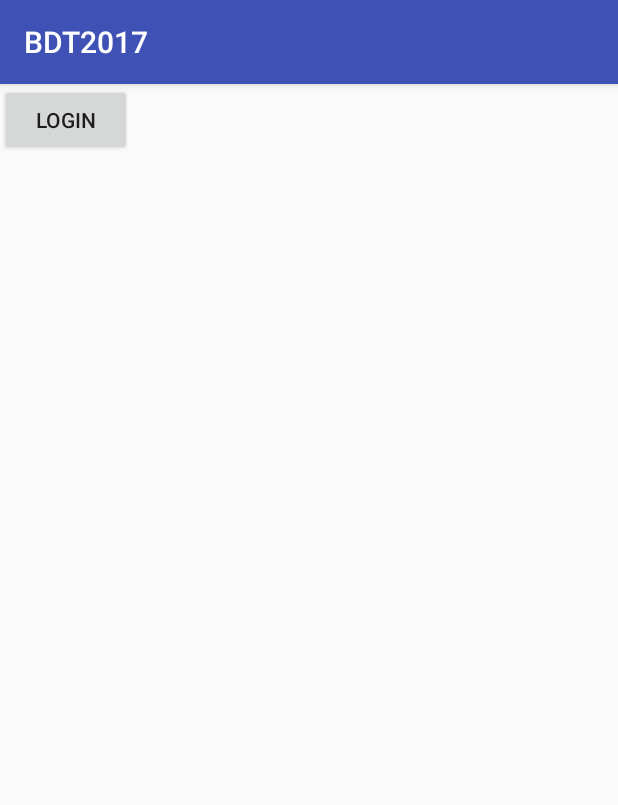
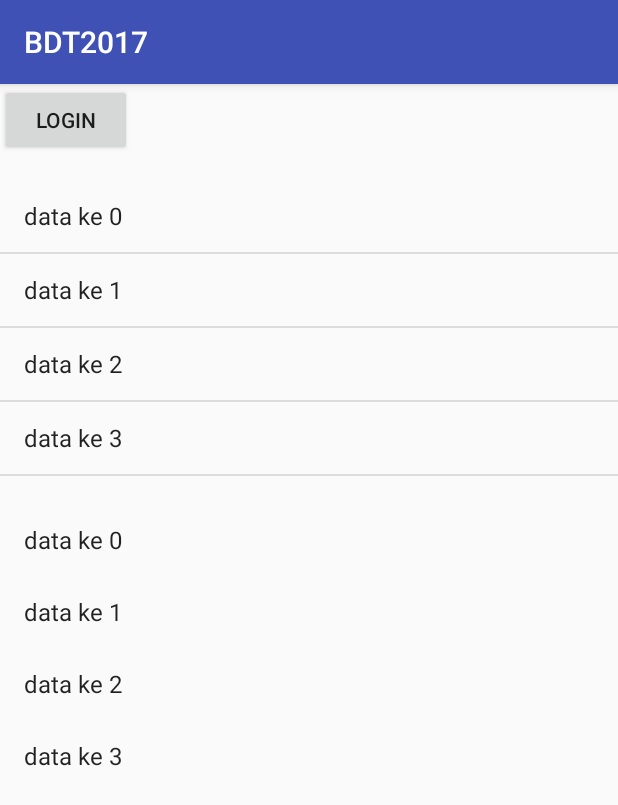
Before and after one commit to omrobbie/BDT2017, an Android app: the screen it shows after launch (MainActivity), on a phone screen of 412 x 824 dp. Shown: the top 805 px of the screen. Run offline under Robolectric (Android 15) with nearby library versions, the phone set to English and light mode, and no system bars.

```diff
--- a/app/build.gradle
+++ b/app/build.gradle
@@ -26,5 +26,7 @@ dependencies {
     })
     compile 'com.android.support:appcompat-v7:25.3.1'
     compile 'com.android.support.constraint:constraint-layout:1.0.2'
+    compile 'com.android.support:recyclerview-v7:25.3.1'
     testCompile 'junit:junit:4.12'
+    debugCompile 'com.amitshekhar.android:debug-db:1.0.1'
 }
--- a/app/src/main/java/com/omrobbie/bdt2017/MainActivity.java
+++ b/app/src/main/java/com/omrobbie/bdt2017/MainActivity.java
@@ -1,15 +1,36 @@
 package com.omrobbie.bdt2017;
 
 import android.content.Intent;
+import android.content.SharedPreferences;
+import android.preference.Preference;
+import android.preference.PreferenceManager;
 import android.support.v7.app.AppCompatActivity;
 import android.os.Bundle;
+import android.support.v7.widget.GridLayoutManager;
+import android.support.v7.widget.LinearLayoutManager;
+import android.support.v7.widget.RecyclerView;
 import android.util.Log;
+import android.view.LayoutInflater;
 import android.view.View;
+import android.view.ViewGroup;
+import android.widget.ArrayAdapter;
 import android.widget.Button;
+import android.widget.ListView;
+import android.widget.TextView;
+
+import java.util.ArrayList;
+import java.util.List;
 
 public class MainActivity extends AppCompatActivity {
 
     Button login;
+    SharedPreferences sharedPreferences;
+
+    private class MyViewHolder extends RecyclerView.ViewHolder {
+        public MyViewHolder(View itemView) {
+            super(itemView);
+        }
+    }
 
     @Override
     protected void onCreate(Bundle savedInstanceState) {
@@ -17,32 +38,59 @@ public class MainActivity extends AppCompatActivity {
         setContentView(R.layout.activity_main);
         Log.d("lifecycle", "onCreate");
 
+        sharedPreferences = PreferenceManager.getDefaultSharedPreferences(this);
+
         login = (Button) findViewById(R.id.btnLogin);
 
         login.setOnClickListener(new View.OnClickListener() {
             @Override
             public void onClick(View view) {
-                Intent intent = new Intent(getApplicationContext(), DashboardActivity.class);
-                startActivity(intent);
+                if(sharedPreferences.getBoolean("isLogged", false)) {
+                    Intent intent = new Intent(getApplicationContext(), DashboardActivity.class);
+                    startActivity(intent);
+                    finish();
+                }
+                sharedPreferences.edit().putBoolean("isLogged", true);
+            }
+        });
+
+        // data untuk listview dan recyclerview
+        final ArrayList<String> data = new ArrayList<>();
+
+        for(int i = 0; i < 24; i++) {
+            data.add("data ke " + Integer.toString(i));
+        }
+
+        ArrayAdapter adapter = new ArrayAdapter(this, android.R.layout.simple_list_item_1, data);
+
+        // menggunakan listview
+        ListView lv_result = (ListView) findViewById(R.id.lv_result);
+        lv_result.setAdapter(adapter);
+
+        // menggunakan recyclerview
+        RecyclerView rv_result = (RecyclerView) findViewById(R.id.rv_result);
+        rv_result.setLayoutManager(new LinearLayoutManager(this));
+        rv_result.setAdapter(new RecyclerView.Adapter<MyViewHolder>() {
+            @Override
+            public MyViewHolder onCreateViewHolder(ViewGroup parent, int viewType) {
+                View v = LayoutInflater.from(parent.getContext()).inflate(
+                        android.R.layout.simple_list_item_1,
+                        parent, false
+                );
+                MyViewHolder vh = new MyViewHolder(v);
+                return vh;
+            }
+
+            @Override
+            public void onBindViewHolder(MyViewHolder holder, int position) {
+                TextView tv = (TextView) holder.itemView;
+                tv.setText(data.get(position));
+            }
+
+            @Override
+            public int getItemCount() {
+                return data.size();
             }
         });
     }
-
-    @Override
-    protected void onStart() {
-        super.onStart();
-        Log.d("lifecycle", "onStart");
-    }
-
-    @Override
-    protected void onResume() {
-        super.onResume();
-        Log.d("lifecycle", "onResume");
-    }
-
-    @Override
-    protected void onDestroy() {
-        super.onDestroy();
-        Log.d("lifecycle", "onDestroy");
-    }
 }
--- a/app/src/main/res/layout/activity_main.xml
+++ b/app/src/main/res/layout/activity_main.xml
@@ -5,6 +5,7 @@
     xmlns:tools="http://schemas.android.com/tools"
     android:layout_width="match_parent"
     android:layout_height="match_parent"
+    android:orientation="vertical"
     tools:context="com.omrobbie.bdt2017.MainActivity">
 
     <Button
@@ -13,4 +14,16 @@
         android:layout_width="wrap_content"
         android:layout_height="wrap_content" />
 
+    <ListView
+        android:id="@+id/lv_result"
+        android:layout_width="match_parent"
+        android:layout_height="200dp"
+    android:layout_marginTop="16dp"></ListView>
+
+    <android.support.v7.widget.RecyclerView
+        android:id="@+id/rv_result"
+        android:layout_width="match_parent"
+        android:layout_height="200dp"
+        android:layout_marginTop="16dp"></android.support.v7.widget.RecyclerView>
+
 </LinearLayout>
--- a/build.gradle
+++ b/build.gradle
@@ -5,7 +5,7 @@ buildscript {
         jcenter()
     }
     dependencies {
-        classpath 'com.android.tools.build:gradle:2.3.2'
+        classpath 'com.android.tools.build:gradle:2.3.3'
 
         // NOTE: Do not place your application dependencies here; they belong
         // in the individual module build.gradle files
```
